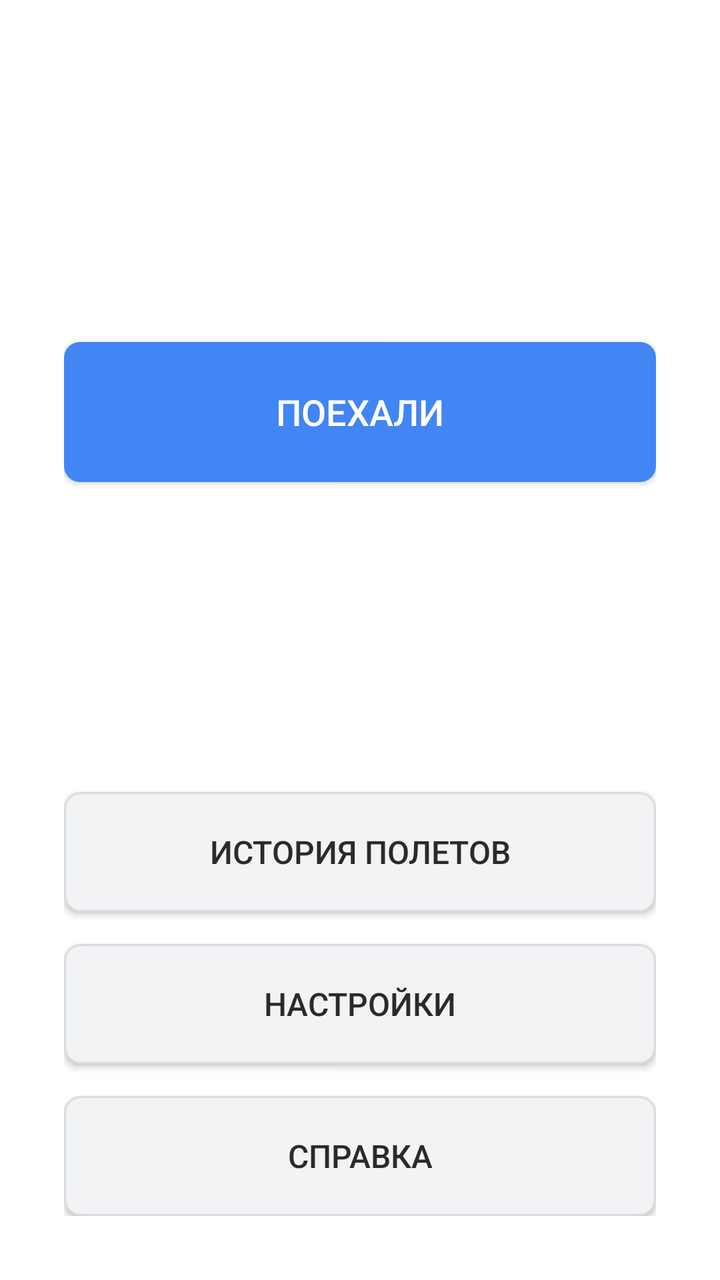
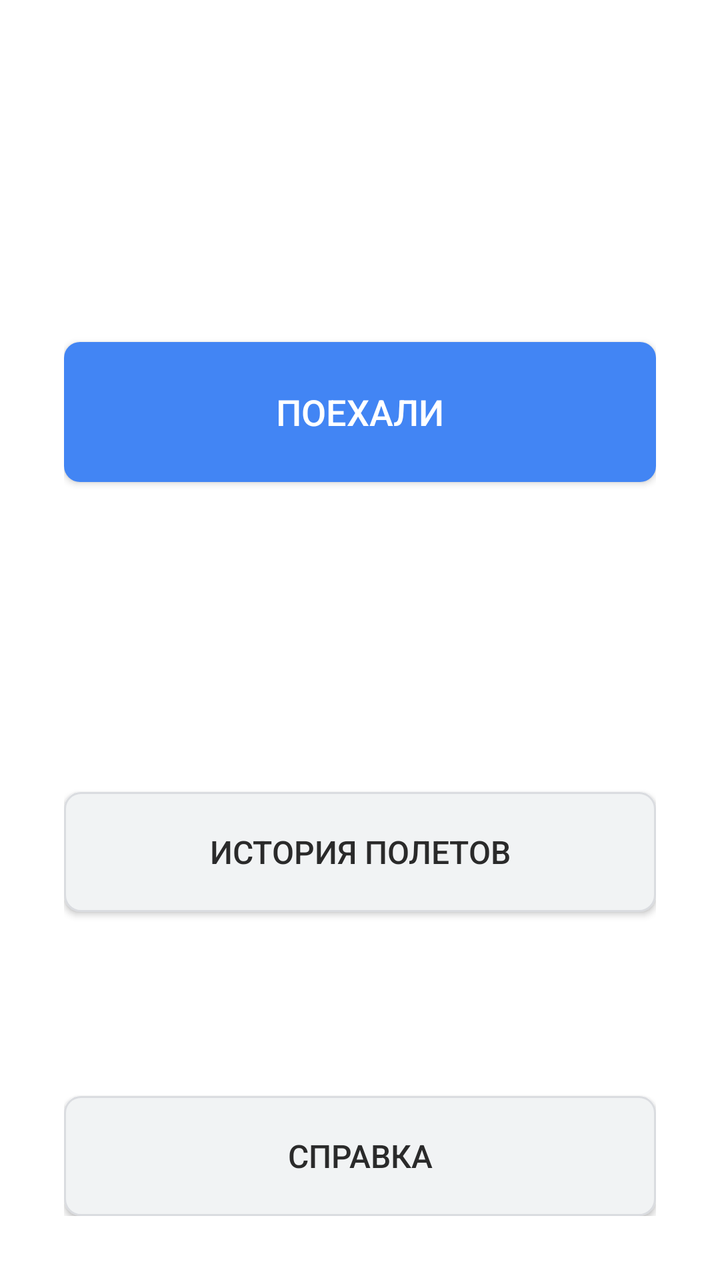

Compare the two renders of this Android layout. The source of the first and the diff that turns it into the second are given below.
<!-- AndroidManifest.xml: application theme Theme.Flight_information_calculator -->
<!-- res/layout/activity_main.xml -->
<?xml version="1.0" encoding="utf-8"?>
<androidx.constraintlayout.widget.ConstraintLayout
    xmlns:android="http://schemas.android.com/apk/res/android"
    xmlns:app="http://schemas.android.com/apk/res-auto"
    xmlns:tools="http://schemas.android.com/tools"
    android:layout_width="match_parent"
    android:layout_height="match_parent"
    android:background="@android:color/white"
    android:padding="32dp"
    android:id="@+id/main"
    tools:context=".MainActivity">

    <Button
        android:id="@+id/buttonGo"
        android:layout_width="0dp"
        android:layout_height="70dp"
        android:layout_marginBottom="16dp"
        android:background="@drawable/button_primary"
        android:onClick="onButtonGoClick"
        android:text="ПОЕХАЛИ"
        android:textColor="@android:color/white"
        android:textSize="18sp"
        app:layout_constraintBottom_toTopOf="@+id/buttonHistory"
        app:layout_constraintEnd_toEndOf="parent"
        app:layout_constraintStart_toStartOf="parent"
        app:layout_constraintTop_toTopOf="parent"
        app:layout_constraintVertical_chainStyle="packed" />

    <Button
        android:id="@+id/buttonHistory"
        android:layout_width="0dp"
        android:layout_height="60dp"
        android:layout_marginBottom="16dp"
        android:background="@drawable/button_secondary"
        android:onClick="onButtonHistoryClick"
        android:text="История полетов"
        android:textColor="#2A2A2A"
        android:textSize="16sp"
        app:layout_constraintBottom_toTopOf="@+id/buttonSettings"
        app:layout_constraintEnd_toEndOf="parent"
        app:layout_constraintStart_toStartOf="parent" />

    <Button
        android:id="@+id/buttonSettings"
        android:layout_width="0dp"
        android:layout_height="60dp"
        android:layout_marginBottom="16dp"
        android:background="@drawable/button_secondary"
        android:text="Настройки"
        android:textColor="#2A2A2A"
        android:textSize="16sp"
        app:layout_constraintBottom_toTopOf="@+id/buttonInfo"
        app:layout_constraintEnd_toEndOf="parent"
        app:layout_constraintStart_toStartOf="parent"/>

    <Button
        android:id="@+id/buttonInfo"
        android:layout_width="0dp"
        android:layout_height="60dp"
        android:background="@drawable/button_secondary"
        android:text="Справка"
        android:textColor="#2A2A2A"
        android:textSize="16sp"
        app:layout_constraintBottom_toBottomOf="parent"
        app:layout_constraintEnd_toEndOf="parent"
        app:layout_constraintStart_toStartOf="parent"/>

</androidx.constraintlayout.widget.ConstraintLayout>
<!-- resources referenced by this layout -->
<resources>
  <!-- drawable button_primary (drawable) -->
  <?xml version="1.0" encoding="utf-8"?>
  <shape xmlns:android="http://schemas.android.com/apk/res/android">
      <corners android:radius="8dp"/>
      <solid android:color="#4285F4"/>
  </shape>
  <!-- drawable button_secondary (drawable) -->
  <?xml version="1.0" encoding="utf-8"?>
  <shape xmlns:android="http://schemas.android.com/apk/res/android">
      <corners android:radius="8dp"/>
      <solid android:color="#F1F3F4"/>
      <stroke android:width="1dp" android:color="#DADCE0"/>
  </shape>
  <style name="Theme.Flight_information_calculator" parent="Base.Theme.Flight_information_calculator" />
  <style name="Base.Theme.Flight_information_calculator" parent="Theme.Material3.DayNight.NoActionBar">
          
          
      </style>
</resources>

<!-- the commit's change to res/layout/activity_main.xml (unified diff, before → after) -->
@@ -49,9 +49,10 @@
         android:text="Настройки"
         android:textColor="#2A2A2A"
         android:textSize="16sp"
+        android:visibility="invisible"
         app:layout_constraintBottom_toTopOf="@+id/buttonInfo"
         app:layout_constraintEnd_toEndOf="parent"
-        app:layout_constraintStart_toStartOf="parent"/>
+        app:layout_constraintStart_toStartOf="parent" />
 
     <Button
         android:id="@+id/buttonInfo"
